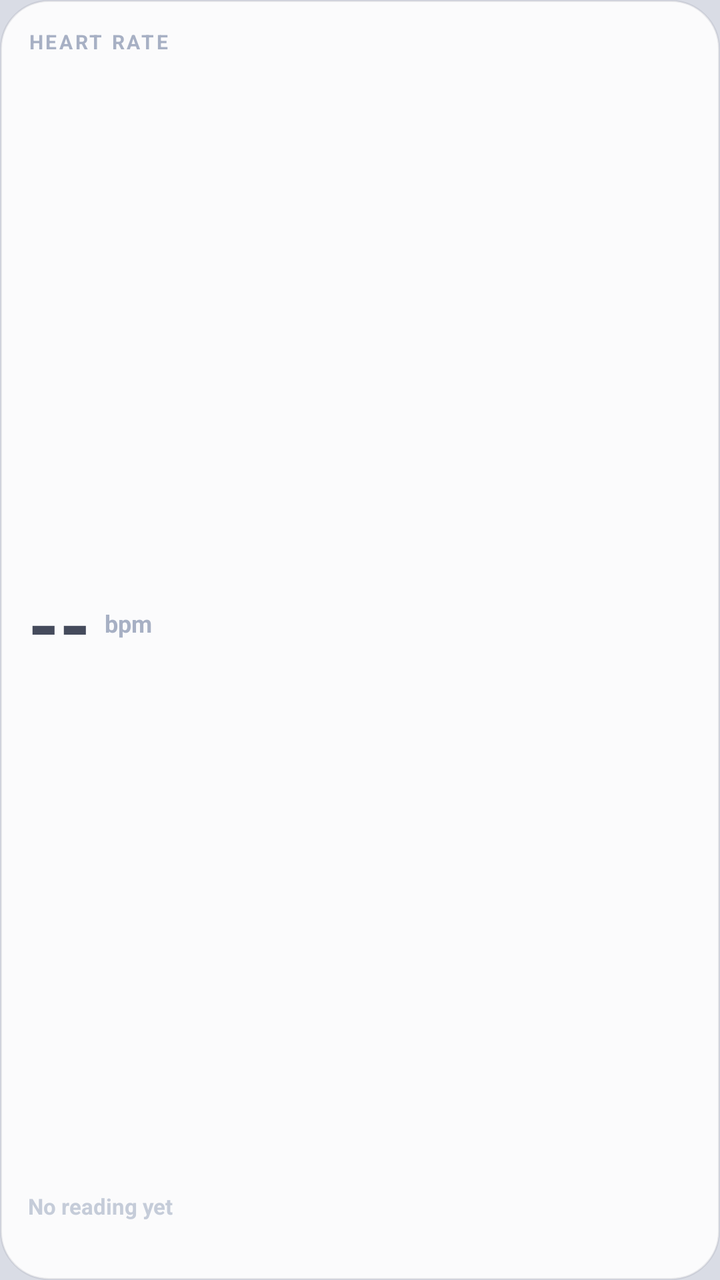
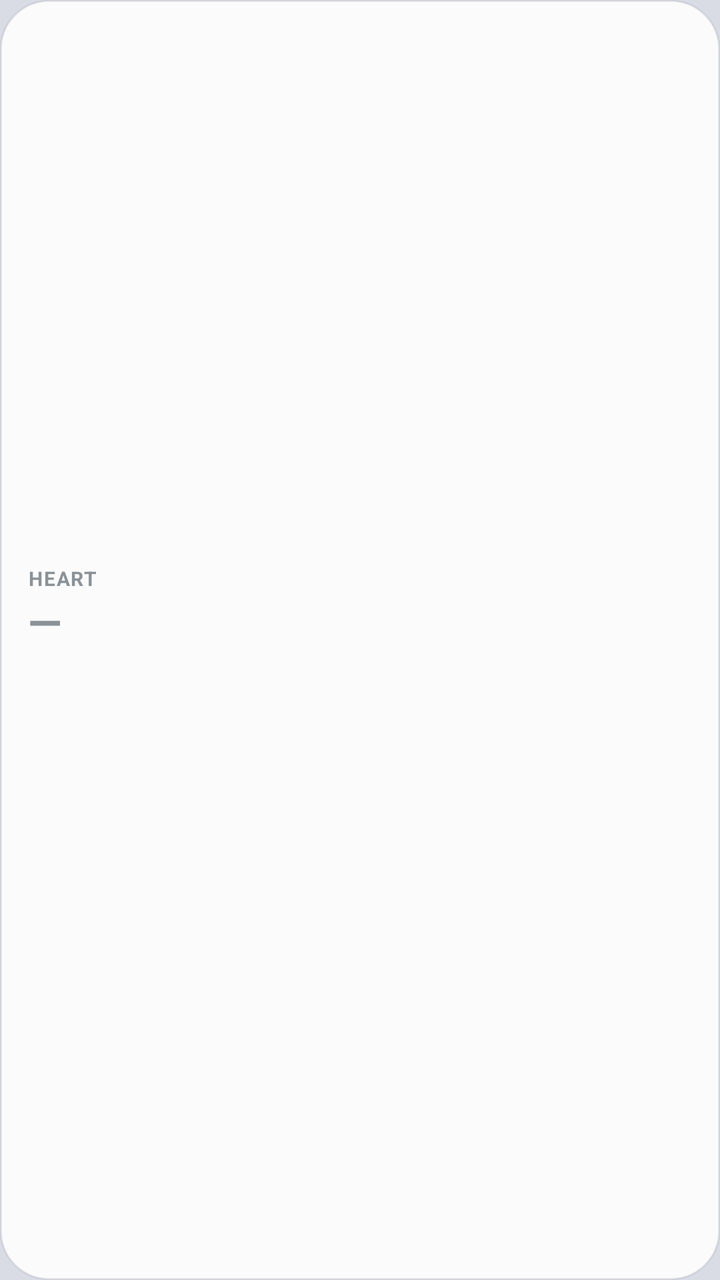

Screens rendered from an Android XML layout before and after an edit, with the pre-edit source and the edit as a unified diff.
<!-- AndroidManifest.xml: application theme Theme.MyApplication -->
<!-- res/layout/widget_glass_heart.xml -->
<?xml version="1.0" encoding="utf-8"?>
<LinearLayout xmlns:android="http://schemas.android.com/apk/res/android"
    android:id="@+id/glass_root"
    android:layout_width="match_parent"
    android:layout_height="match_parent"
    android:background="@drawable/bg_widget_card"
    android:orientation="vertical">
    <TextView
        android:id="@+id/tv_label"
        android:layout_width="wrap_content"
        android:layout_height="wrap_content"
        android:text="HEART RATE"
        android:textColor="@color/glass_sky"
        android:textSize="10sp"
        android:textStyle="bold"
        android:maxLines="1"
        android:letterSpacing="0.12" />
    <LinearLayout
        android:layout_width="match_parent"
        android:layout_height="0dp"
        android:layout_weight="1"
        android:gravity="center_vertical"
        android:orientation="horizontal">
    <TextView
        android:id="@+id/tv_value"
        android:layout_width="wrap_content"
        android:layout_height="wrap_content"
        android:text="--"
        android:textColor="@color/glass_text"
        android:textSize="40sp"
        android:textStyle="bold"
        android:maxLines="1"
         />
    <TextView
        android:id="@+id/tv_unit"
        android:layout_width="wrap_content"
        android:layout_height="wrap_content"
        android:text=" bpm"
        android:textColor="@color/glass_muted"
        android:textSize="12sp"
        android:textStyle="bold"
        android:maxLines="1"
        android:layout_marginLeft="4dp" />
    </LinearLayout>
    <TextView
        android:id="@+id/tv_sub"
        android:layout_width="wrap_content"
        android:layout_height="wrap_content"
        android:text="No reading yet"
        android:textColor="@color/glass_cyan"
        android:textSize="11sp"
        android:textStyle="bold"
        android:maxLines="1"
         />
    <TextView
        android:id="@+id/tv_foot"
        android:layout_width="wrap_content"
        android:layout_height="wrap_content"
        android:text=""
        android:textColor="@color/glass_muted"
        android:textSize="10sp"
        
        android:maxLines="1"
        android:layout_marginTop="2dp" />
</LinearLayout>
<!-- resources referenced by this layout -->
<resources>
  <color name="glass_cyan">#C5CCD9</color>
  <color name="glass_muted">#A7B0C4</color>
  <color name="glass_sky">#A7B0C4</color>
  <color name="glass_text">#454B5C</color>
  <!-- drawable bg_widget_card (drawable) -->
  <?xml version="1.0" encoding="utf-8"?>
  <shape xmlns:android="http://schemas.android.com/apk/res/android" android:shape="rectangle">
      <solid android:color="#E6FFFFFF" />
      <stroke android:width="1dp" android:color="#1A454B5C" />
      <corners android:radius="24dp" />
      <padding android:left="14dp" android:top="14dp" android:right="14dp" android:bottom="14dp" />
  </shape>
  <style name="Theme.MyApplication" parent="android:Theme.DeviceDefault.NoActionBar">
          <item name="android:statusBarColor">#D9DCE5</item>
          <item name="android:navigationBarColor">#D9DCE5</item>
          <item name="android:windowBackground">#D9DCE5</item>
          <item name="android:windowLightStatusBar">true</item>
          <item name="android:windowLightNavigationBar">true</item>
      </style>
</resources>

<!-- the commit's change to res/layout/widget_glass_heart.xml (unified diff, before → after) -->
@@ -4,62 +4,45 @@
     android:layout_width="match_parent"
     android:layout_height="match_parent"
     android:background="@drawable/bg_widget_card"
-    android:orientation="vertical">
+    android:orientation="vertical"
+    android:gravity="center_vertical">
     <TextView
         android:id="@+id/tv_label"
         android:layout_width="wrap_content"
         android:layout_height="wrap_content"
-        android:text="HEART RATE"
-        android:textColor="@color/glass_sky"
+        android:text="HEART"
+        android:textColor="@color/widget_muted"
         android:textSize="10sp"
         android:textStyle="bold"
-        android:maxLines="1"
-        android:letterSpacing="0.12" />
-    <LinearLayout
-        android:layout_width="match_parent"
-        android:layout_height="0dp"
-        android:layout_weight="1"
-        android:gravity="center_vertical"
-        android:orientation="horizontal">
+        android:letterSpacing="0.06"
+        android:maxLines="1" />
     <TextView
         android:id="@+id/tv_value"
-        android:layout_width="wrap_content"
+        android:layout_width="match_parent"
         android:layout_height="wrap_content"
-        android:text="--"
-        android:textColor="@color/glass_text"
-        android:textSize="40sp"
-        android:textStyle="bold"
+        android:ellipsize="end"
         android:maxLines="1"
-         />
-    <TextView
-        android:id="@+id/tv_unit"
-        android:layout_width="wrap_content"
-        android:layout_height="wrap_content"
-        android:text=" bpm"
-        android:textColor="@color/glass_muted"
-        android:textSize="12sp"
-        android:textStyle="bold"
-        android:maxLines="1"
-        android:layout_marginLeft="4dp" />
-    </LinearLayout>
+        android:text="—"
+        android:textColor="@color/widget_ink"
+        android:textSize="22sp"
+        android:textStyle="bold" />
     <TextView
         android:id="@+id/tv_sub"
-        android:layout_width="wrap_content"
+        android:layout_width="match_parent"
         android:layout_height="wrap_content"
-        android:text="No reading yet"
-        android:textColor="@color/glass_cyan"
-        android:textSize="11sp"
-        android:textStyle="bold"
-        android:maxLines="1"
-         />
+        android:ellipsize="end"
+        android:maxLines="2"
+        android:text=""
+        android:textColor="@color/widget_muted"
+        android:textSize="11sp" />
     <TextView
         android:id="@+id/tv_foot"
-        android:layout_width="wrap_content"
+        android:layout_width="match_parent"
         android:layout_height="wrap_content"
+        android:layout_marginTop="4dp"
+        android:ellipsize="end"
+        android:maxLines="1"
         android:text=""
-        android:textColor="@color/glass_muted"
-        android:textSize="10sp"
-        
-        android:maxLines="1"
-        android:layout_marginTop="2dp" />
+        android:textColor="@color/widget_muted"
+        android:textSize="10sp" />
 </LinearLayout>
<!-- resource entries referenced after the edit -->
@@ -1,9 +1,5 @@
 <!-- resources referenced by this layout -->
 <resources>
-  <color name="glass_cyan">#C5CCD9</color>
-  <color name="glass_muted">#A7B0C4</color>
-  <color name="glass_sky">#A7B0C4</color>
-  <color name="glass_text">#454B5C</color>
   <!-- drawable bg_widget_card (drawable) -->
   <?xml version="1.0" encoding="utf-8"?>
   <shape xmlns:android="http://schemas.android.com/apk/res/android" android:shape="rectangle">
